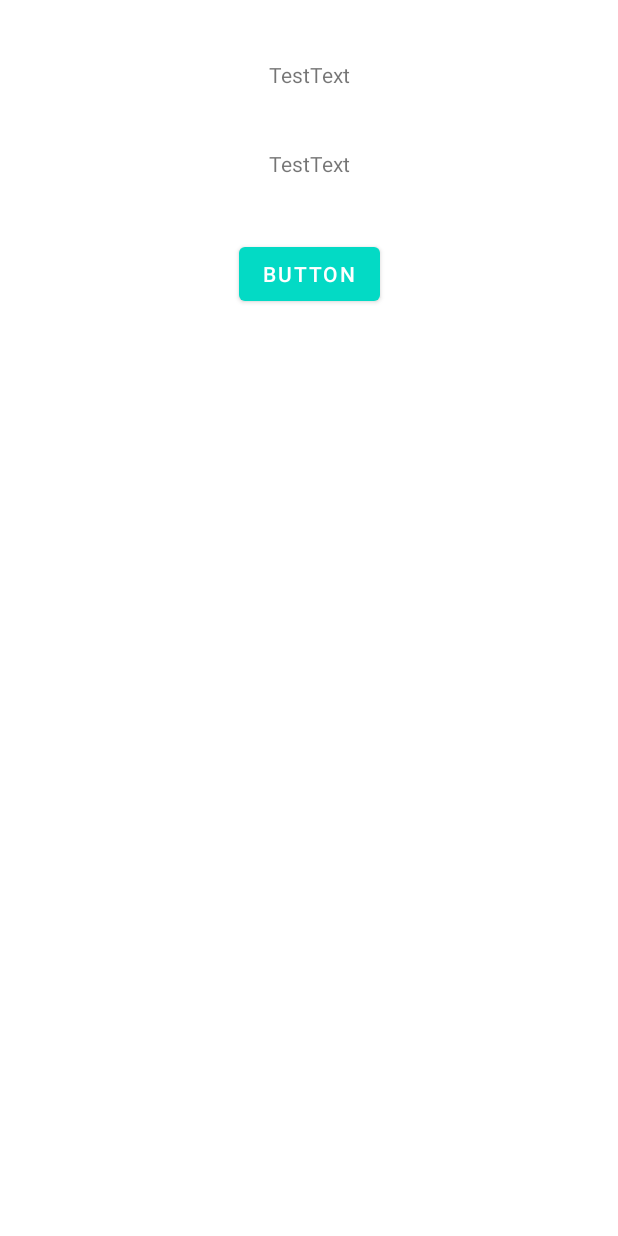
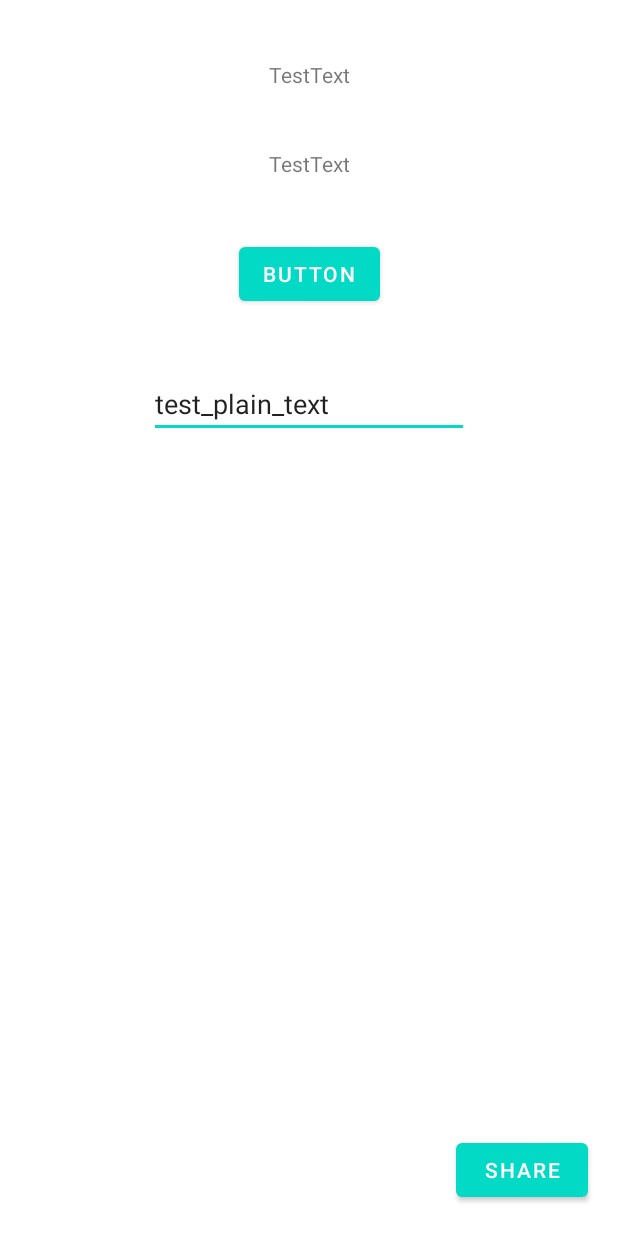
Before and after one commit to GMKEnd/ActivityTest, an Android app: the ShareActivity2 screen opened directly, with no data from a screen before it, on a phone screen of 412 x 824 dp. Run offline under Robolectric (Android 15) with nearby library versions, the phone set to English and light mode, and no system bars.

Commit message:
feat:share

```diff
--- a/app/src/main/AndroidManifest.xml
+++ b/app/src/main/AndroidManifest.xml
@@ -13,27 +13,27 @@
         android:supportsRtl="true"
         android:theme="@style/Theme.ActivityTest"
         tools:targetApi="31">
+
         <activity
             android:name=".ResultActivity"
             android:exported="false" />
+
         <activity
             android:name=".MainActivity"
             android:exported="true">
-
             <!-- 走图标启动其实也是一种Intent启动Activity的方式 -->
             <intent-filter>
                 <action android:name="android.intent.action.MAIN" />
-
                 <category android:name="android.intent.category.LAUNCHER" />
             </intent-filter>
         </activity>
+
         <activity
             android:name=".ShareActivity"
             android:exported="true"
             android:label="ActTest">
             <intent-filter>
                 <action android:name="android.intent.action.SEND" />
-
                 <category android:name="android.intent.category.DEFAULT" />
 
                 <data android:mimeType="image/*" />
@@ -48,29 +48,26 @@
             </intent-filter>
             <intent-filter>
                 <action android:name="android.intent.action.SEND_MULTIPLE" />
-
                 <category android:name="android.intent.category.DEFAULT" />
 
                 <data android:mimeType="image/*" />
             </intent-filter>
             <intent-filter>
-                <action android:name="android.intent.action." />
-
+                <action android:name="android.intent.action.MAIN" />
                 <category android:name="android.intent.category.LAUNCHER" />
             </intent-filter>
         </activity>
+
         <activity
             android:name=".ShareActivity2"
             android:exported="true"
             android:label="ActTest2">
             <intent-filter>
                 <action android:name="actionTest" />
-
                 <category android:name="android.intent.category.DEFAULT" />
             </intent-filter>
             <intent-filter>
                 <action android:name="android.intent.action.SEND" />
-
                 <category android:name="android.intent.category.DEFAULT" />
 
                 <data android:mimeType="image/*" />
--- a/app/src/main/java/com/example/activitytest/ShareActivity2.kt
+++ b/app/src/main/java/com/example/activitytest/ShareActivity2.kt
@@ -1,5 +1,6 @@
 package com.example.activitytest
 
+import android.content.Intent
 import android.os.Build
 import android.os.Bundle
 import android.util.Log
@@ -12,6 +13,7 @@ class ShareActivity2 : AppCompatActivity(), Serializable {
 
     private var textView1: TextView? = null
     private var textView2: TextView? = null
+    private var shareBtn: Button? = null
 
     private var data: AGuy? = null
 
@@ -21,6 +23,10 @@ class ShareActivity2 : AppCompatActivity(), Serializable {
 
         textView1 = findViewById(R.id.share_2_textTest1)
         textView2 = findViewById(R.id.share_2_textTest2)
+        shareBtn = findViewById(R.id.share_2_btn_share)
+        shareBtn?.setOnClickListener {
+            doShareToOtherApp()
+        }
 
         val btn: Button = findViewById(R.id.share_2_btn)
         btn.setOnClickListener {
@@ -45,4 +51,11 @@ class ShareActivity2 : AppCompatActivity(), Serializable {
         textView1?.text = data?.getName()
         textView2?.text = data?.getHeight().toString()
     }
+
+    private fun doShareToOtherApp() {
+        val intent = Intent(Intent.ACTION_SEND)
+        intent.putExtra(Intent.EXTRA_TEXT, "hello world")
+        intent.type = "text/plain"
+        startActivity(Intent.createChooser(intent, "to"))
+    }
 }
--- a/app/src/main/res/layout/activity_share_2.xml
+++ b/app/src/main/res/layout/activity_share_2.xml
@@ -36,4 +36,26 @@
         app:layout_constraintStart_toStartOf="@+id/share_2_textTest2"
         app:layout_constraintTop_toBottomOf="@+id/share_2_textTest2" />
 
+    <EditText
+        android:id="@+id/share_2_editText"
+        android:layout_width="wrap_content"
+        android:layout_height="wrap_content"
+        android:layout_marginTop="40dp"
+        android:ems="10"
+        android:inputType="none"
+        android:text="test_plain_text"
+        app:layout_constraintEnd_toEndOf="parent"
+        app:layout_constraintStart_toStartOf="parent"
+        app:layout_constraintTop_toBottomOf="@+id/share_2_btn" />
+
+    <Button
+        android:id="@+id/share_2_btn_share"
+        android:layout_width="wrap_content"
+        android:layout_height="wrap_content"
+        android:layout_marginEnd="20dp"
+        android:layout_marginBottom="20dp"
+        android:text="@string/share_2_btn_share"
+        app:layout_constraintBottom_toBottomOf="parent"
+        app:layout_constraintEnd_toEndOf="parent" />
+
 </androidx.constraintlayout.widget.ConstraintLayout>
--- a/app/src/main/res/layout/main_activity.xml
+++ b/app/src/main/res/layout/main_activity.xml
@@ -40,6 +40,7 @@
         android:layout_width="wrap_content"
         android:layout_height="wrap_content"
         android:layout_marginTop="20dp"
+        android:textIsSelectable="true"
         android:text="@string/text"
         app:layout_constraintEnd_toEndOf="@+id/main_btn3"
         app:layout_constraintStart_toStartOf="@+id/main_btn3"
--- a/app/src/main/res/values/strings.xml
+++ b/app/src/main/res/values/strings.xml
@@ -6,4 +6,5 @@
     <string name="main_btn3">share 3</string>
     <string name="main_btn4">pass Class</string>
     <string name="text">TestText</string>
+    <string name="share_2_btn_share">share</string>
 </resources>
```
